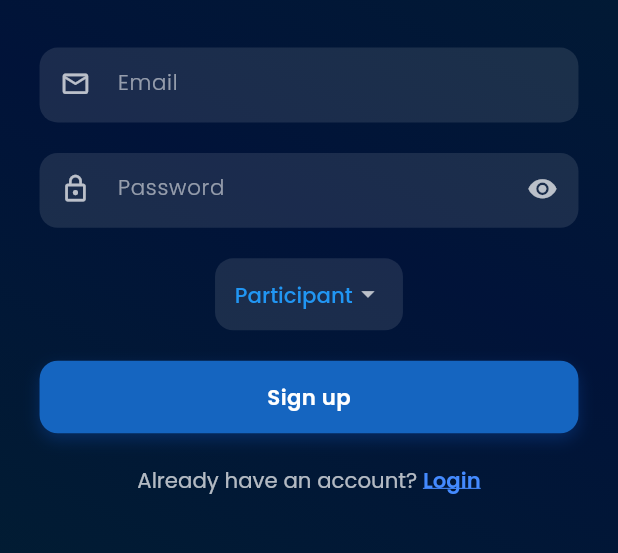
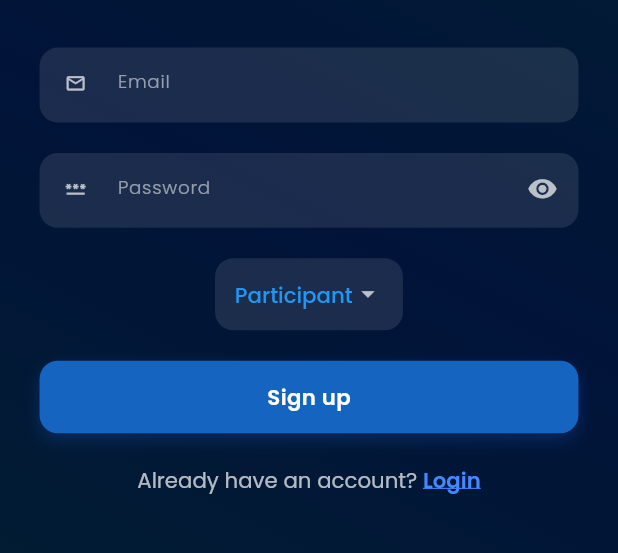
Before and after one commit to hunter7149/NextCheck, a Flutter app: the SignupView screen opened by its route, on a phone screen of 412 x 824 dp, the part 407-960 px from its top. Run offline on Flutter 3.47's test engine with Material 3 defaults, Android fonts, the phone set to English and light mode, and no system bars; drawn by our look-alikes of animated_text_kit, zoom_tap_animation; our stand-ins replace cloud_firestore, firebase_auth, firebase_core, flutter_screenutil, flutter_spinkit, geolocator and 4 more; missing offline and left inert: zo_animated_border; accounts and stored records are empty; network calls fail.

Commit message:
small bug fix

```diff
--- a/lib/app/modules/signup/views/signup_view.dart
+++ b/lib/app/modules/signup/views/signup_view.dart
@@ -58,7 +58,7 @@ class SignupView extends GetView<SignupController> {
                         controller: controller.passwordController,
                         isPortrait: isPortrait,
                         hint: "Password",
-                        icon: Icons.lock_outline,
+                        icon: Icons.password,
                         obscureText: controller.isObsecure.value,
                         suffix: ZoomTapAnimation(
                           onTap: () => controller.obsecureUpdater(
@@ -78,7 +78,7 @@ class SignupView extends GetView<SignupController> {
 
                     // Role selector
                     _roleSelector(isPortrait: isPortrait),
-                    SizedBox(height:isPortrait ? 20.h : 10.h),
+                    SizedBox(height:20.h),
 
                     // Signup button or loader
                     Obx(
@@ -86,7 +86,7 @@ class SignupView extends GetView<SignupController> {
                           ? const SpinKitPulse(color: Colors.white, size: 40)
                           : _signupButton(isPortrait: isPortrait),
                     ),
-                    SizedBox(height:isPortrait ? 20.h : 10.h ),
+                    SizedBox(height:20.h ),
 
                     // Text: Already have account
                     _signupText(isPortrait: isPortrait),
@@ -152,13 +152,13 @@ class SignupView extends GetView<SignupController> {
       keyboardType: keyboardType,
       style: TextStyle(color: Colors.white, fontSize: fontSize),
       decoration: InputDecoration(
-        prefixIcon: Icon(icon, color: Colors.white70, size: fontSize + 6.sp),
+        prefixIcon: Icon(icon, color: Colors.white70, size: fontSize ),
         suffixIcon: suffix,
         hintText: hint,
         hintStyle: GoogleFonts.poppins(
           color: Colors.white54,
           fontWeight: FontWeight.w300,
-          fontSize: fontSize,
+          fontSize: fontSize-2,
         ),
         border: InputBorder.none,
         contentPadding: EdgeInsets.symmetric(
```
Also changed, not shown: lib/app/modules/loginscreen/views/loginscreen_view.dart (+8 -3 lines).
